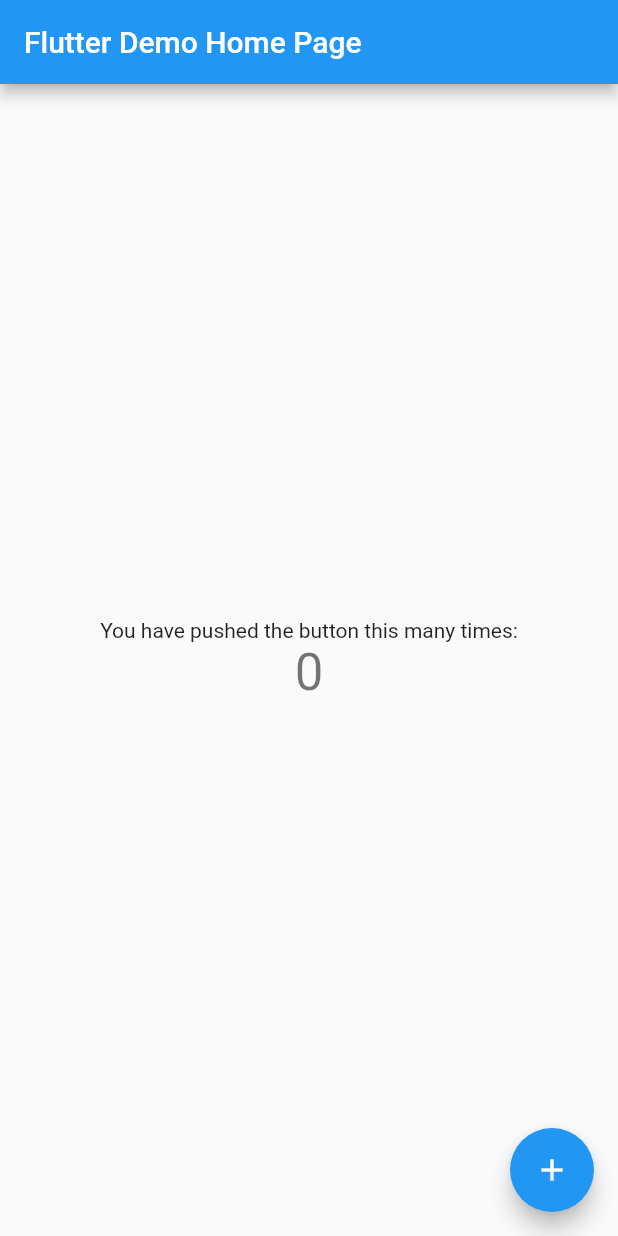
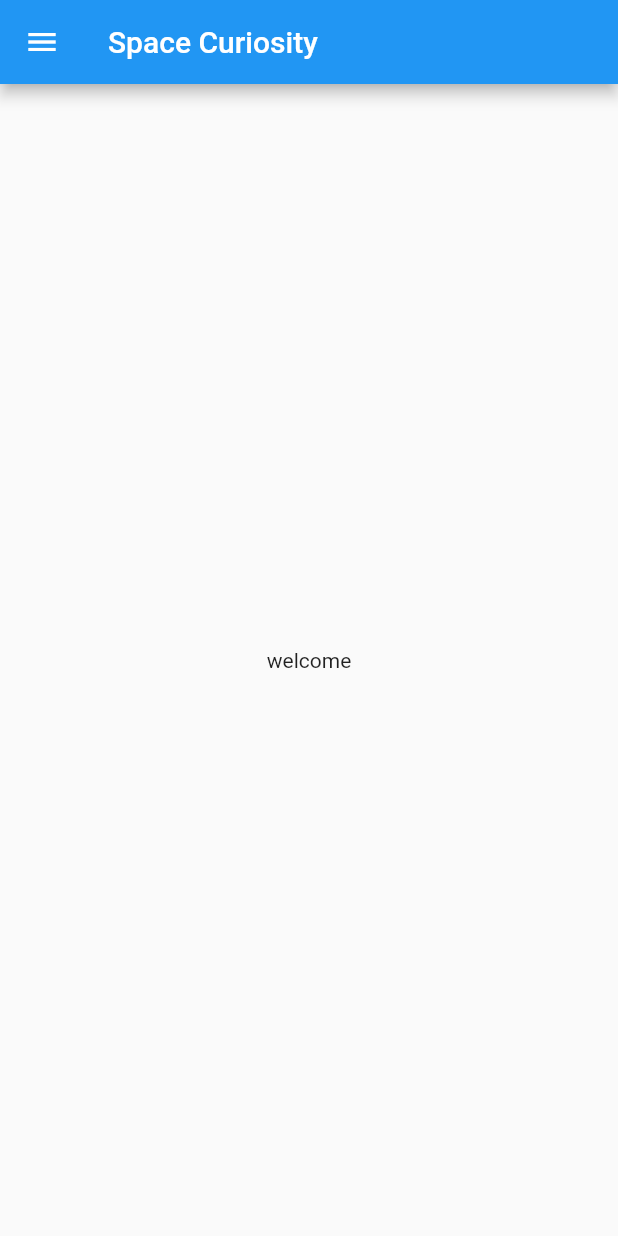
Before and after one commit to himanshu0501/space_curiosity, a Flutter app: the screen it shows after launch, on a phone screen of 412 x 824 dp. Run offline on Flutter 3.47's test engine with Material 2 defaults, Android fonts, the light colour scheme and no system bars.

Commit message:
basic app view is created ( drawer, app name )

```diff
--- /dev/null
+++ b/lib/homepage.dart
@@ -0,0 +1,23 @@
+import 'package:flutter/material.dart';
+
+class HomePage extends StatelessWidget {
+  @override
+  Widget build(BuildContext context) {
+    return MaterialApp(
+      home: Scaffold(
+        // scaffold contains more functions than Material so better use Scaffold
+        appBar: AppBar(
+          // it gives the bar of App
+          title: Text("Space Curiosity"), // the name of App at the top
+        ),
+        body: Center(
+          // it is same as the HTML body
+          child: Container(
+            child: Text('welcome'),
+          ),
+        ),
+        drawer: Drawer(), // the side drawer is given here
+      ),
+    );
+  }
+}
--- a/lib/main.dart
+++ b/lib/main.dart
@@ -1,117 +1,23 @@
 import 'package:flutter/material.dart';
+import 'package:space_curiosity/homepage.dart';
 
 void main() {
-  runApp(const MyApp());
+  runApp(space_curiosity());
 }
 
-// i am learning git
-// git problem solved
-class MyApp extends StatelessWidget {
-  const MyApp({Key? key}) : super(key: key);
+// data types int,double,String,bool,const
+// num -> it can take int and double both
+// var-> it can auto compile whether it is a string or an int
+// e.g var name= "himanshu", var name = 5
 
-  // This widget is the root of your application.
-  @override
+class space_curiosity extends StatelessWidget {
+  @override //build is the function which will be responsible for UI
   Widget build(BuildContext context) {
+    // If UI need to refreshed we must call build.
     return MaterialApp(
-      title: 'Flutter Demo',
-      theme: ThemeData(
-        // This is the theme of your application.
-        //
-        // Try running your application with "flutter run". You'll see the
-        // application has a blue toolbar. Then, without quitting the app, try
-        // changing the primarySwatch below to Colors.green and then invoke
-        // "hot reload" (press "r" in the console where you ran "flutter run",
-        // or simply save your changes to "hot reload" in a Flutter IDE).
-        // Notice that the counter didn't reset back to zero; the application
-        // is not restarted.
-        primarySwatch: Colors.blue,
-      ),
-      home: const MyHomePage(title: 'Flutter Demo Home Page'),
+      home: HomePage(),
     );
   }
+  // ctrl + . is used for wrapping in vscode
+  // and alt + z is used for wrap of text in single page i.e if the text gets long horizontally then vscode auto correct the texts and them in newline so that every text comes in a single page.
 }
-
-class MyHomePage extends StatefulWidget {
-  const MyHomePage({Key? key, required this.title}) : super(key: key);
-
-  // This widget is the home page of your application. It is stateful, meaning
-  // that it has a State object (defined below) that contains fields that affect
-  // how it looks.
-
-  // This class is the configuration for the state. It holds the values (in this
-  // case the title) provided by the parent (in this case the App widget) and
-  // used by the build method of the State. Fields in a Widget subclass are
-  // always marked "final".
-
-  final String title;
-
-  @override
-  State<MyHomePage> createState() => _MyHomePageState();
-}
-
-class _MyHomePageState extends State<MyHomePage> {
-  int _counter = 0;
-
-  void _incrementCounter() {
-    setState(() {
-      // This call to setState tells the Flutter framework that something has
-      // changed in this State, which causes it to rerun the build method below
-      // so that the display can reflect the updated values. If we changed
-      // _counter without calling setState(), then the build method would not be
-      // called again, and so nothing would appear to happen.
-      _counter++;
-    });
-  }
-
-  @override
-  Widget build(BuildContext context) {
-    // This method is rerun every time setState is called, for instance as done
-    // by the _incrementCounter method above.
-    //
-    // The Flutter framework has been optimized to make rerunning build methods
-    // fast, so that you can just rebuild anything that needs updating rather
-    // than having to individually change instances of widgets.
-    return Scaffold(
-      appBar: AppBar(
-        // Here we take the value from the MyHomePage object that was created by
-        // the App.build method, and use it to set our appbar title.
-        title: Text(widget.title),
-      ),
-      body: Center(
-        // Center is a layout widget. It takes a single child and positions it
-        // in the middle of the parent.
-        child: Column(
-          // Column is also a layout widget. It takes a list of children and
-          // arranges them vertically. By default, it sizes itself to fit its
-          // children horizontally, and tries to be as tall as its parent.
-          //
-          // Invoke "debug painting" (press "p" in the console, choose the
-          // "Toggle Debug Paint" action from the Flutter Inspector in Android
-          // Studio, or the "Toggle Debug Paint" command in Visual Studio Code)
-          // to see the wireframe for each widget.
-          //
-          // Column has various properties to control how it sizes itself and
-          // how it positions its children. Here we use mainAxisAlignment to
-          // center the children vertically; the main axis here is the vertical
-          // axis because Columns are vertical (the cross axis would be
-          // horizontal).
-          mainAxisAlignment: MainAxisAlignment.center,
-          children: <Widget>[
-            const Text(
-              'You have pushed the button this many times:',
-            ),
-            Text(
-              '$_counter',
-              style: Theme.of(context).textTheme.headline4,
-            ),
-          ],
-        ),
-      ),
-      floatingActionButton: FloatingActionButton(
-        onPressed: _incrementCounter,
-        tooltip: 'Increment',
-        child: const Icon(Icons.add),
-      ), // This trailing comma makes auto-formatting nicer for build methods.
-    );
-  }
-}
```
